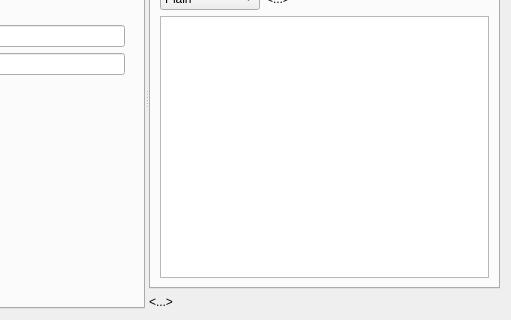
The window that src/CRequestGUI.ui (BootsmannApp/bootsmann) describes before a commit, drawn with Qt 5; both pictures show x 287 to 798 and y 124 to 444 of the 798 by 444 pixel window.
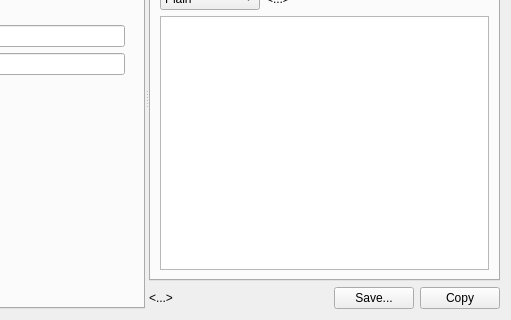
The same window after the commit. Icons and pictures are not drawn. Custom widgets are drawn as their Qt base class.

```diff
--- a/src/CRequestGUI.ui
+++ b/src/CRequestGUI.ui
@@ -769,6 +769,8 @@
         </widget>
        </item>
        <item>
+        <layout class="QHBoxLayout" name="horizontalLayout_9">
+         <item>
         <widget class="QLabel" name="ServerErrorText">
          <property name="sizePolicy">
           <sizepolicy hsizetype="Expanding" vsizetype="Preferred">
@@ -786,6 +788,49 @@
           <set>Qt::TextInteractionFlag::LinksAccessibleByMouse|Qt::TextInteractionFlag::TextSelectableByKeyboard|Qt::TextInteractionFlag::TextSelectableByMouse</set>
          </property>
         </widget>
+         </item>
+         <item>
+          <spacer name="horizontalSpacer_6">
+           <property name="orientation">
+            <enum>Qt::Orientation::Horizontal</enum>
+           </property>
+           <property name="sizeHint" stdset="0">
+            <size>
+             <width>40</width>
+             <height>20</height>
+            </size>
+           </property>
+          </spacer>
+         </item>
+         <item>
+          <widget class="QPushButton" name="SaveContent">
+           <property name="toolTip">
+            <string>Save content to a file</string>
+           </property>
+           <property name="text">
+            <string>Save...</string>
+           </property>
+           <property name="icon">
+            <iconset resource="Bootsmann.qrc">
+             <normaloff>:/Icons/Save</normaloff>:/Icons/Save</iconset>
+           </property>
+          </widget>
+         </item>
+         <item>
+          <widget class="QPushButton" name="CopyContent">
+           <property name="toolTip">
+            <string>Copy content to clipboard</string>
+           </property>
+           <property name="text">
+            <string>Copy</string>
+           </property>
+           <property name="icon">
+            <iconset resource="Bootsmann.qrc">
+             <normaloff>:/Icons/Copy</normaloff>:/Icons/Copy</iconset>
+           </property>
+          </widget>
+         </item>
+        </layout>
        </item>
       </layout>
      </widget>
```
Left out of the diff: 53 changed lines with no effect on the pictures. Lines whose indentation alone changed are shown as unchanged.
